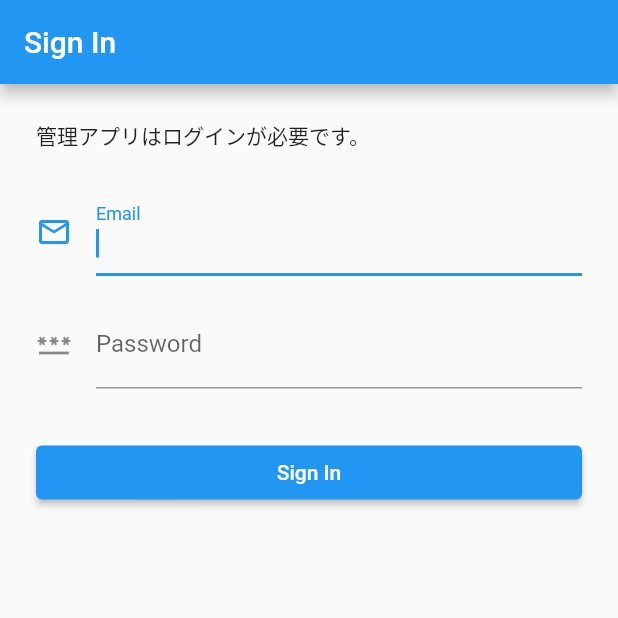
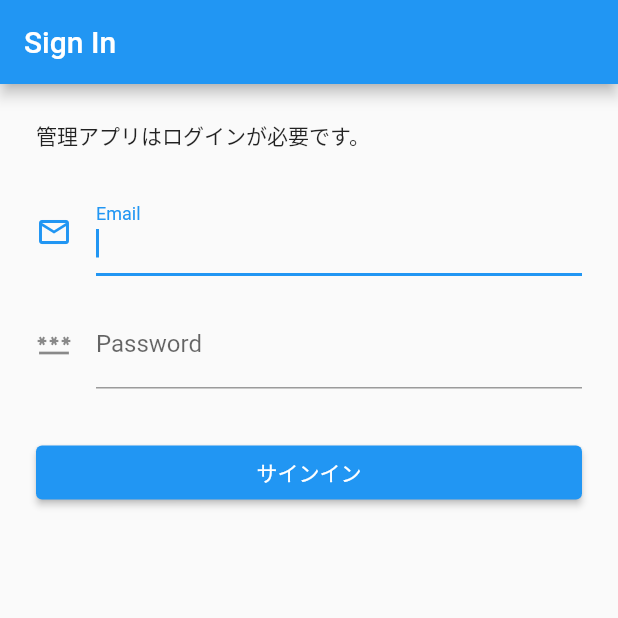
Before and after one commit to nitoclub/nito-flutter-app, a Flutter app: the screen it shows after launch, on a phone screen of 412 x 824 dp, the top half of it. Run offline on Flutter 3.47's test engine with Material 2 defaults, Android fonts, the phone set to English and light mode, and no system bars; our stand-ins replace flutter_dotenv, freezed_annotation, go_router, hooks_riverpod, plugin_platform_interface, supabase_flutter; accounts and stored records are empty.

Commit message:
:recycle: ログインフォーム部分をコンポーネントとして切り分け
ログインフォーム部分をコンポーネントとして切り分けました。

```diff
--- /dev/null
+++ b/app/feature/auth/lib/src/login/component/login_form.dart
@@ -0,0 +1,64 @@
+import 'package:flutter/material.dart';
+import 'package:nito_styleguide/nito_styleguide.dart';
+
+class LoginForm extends StatelessWidget {
+  const LoginForm({
+    super.key,
+    required this.isSignInProcessing,
+    required this.emailController,
+    required this.passwordController,
+    required this.onPasswordFieldSubmitted,
+    required this.onSignInButtonPressed,
+  });
+
+  final bool isSignInProcessing;
+  final TextEditingController emailController;
+  final TextEditingController passwordController;
+  final void Function() onPasswordFieldSubmitted;
+  final void Function() onSignInButtonPressed;
+
+  @override
+  Widget build(BuildContext context) {
+    return Column(
+      children: [
+        // メールアドレス入力欄
+        TextFormField(
+          controller: emailController,
+          decoration: const InputDecoration(
+            labelText: 'Email',
+            icon: Icon(NitoIcons.email),
+          ),
+          keyboardType: TextInputType.emailAddress,
+          autofocus: true,
+          textInputAction: TextInputAction.next,
+        ),
+
+        const NitoGap.heightX2(),
+
+        // パスワード入力欄
+        TextFormField(
+          controller: passwordController,
+          decoration: const InputDecoration(
+            labelText: 'Password',
+            icon: Icon(NitoIcons.password),
+          ),
+          keyboardType: TextInputType.visiblePassword,
+          obscureText: true,
+          textInputAction: TextInputAction.done,
+          onFieldSubmitted: (String? value) => onPasswordFieldSubmitted(),
+        ),
+
+        const NitoGap.heightX4(),
+
+        // サインインボタン
+        SizedBox(
+          width: double.infinity,
+          child: ElevatedButton(
+            onPressed: () => onSignInButtonPressed(),
+            child: Text(isSignInProcessing ? 'サインイン中です…' : 'サインイン'),
+          ),
+        ),
+      ],
+    );
+  }
+}
--- a/app/feature/auth/lib/src/login/login_page.dart
+++ b/app/feature/auth/lib/src/login/login_page.dart
@@ -1,5 +1,6 @@
 import 'package:flutter/material.dart';
 import 'package:hooks_riverpod/hooks_riverpod.dart';
+import 'package:nito_feature_auth/src/login/component/login_form.dart';
 import 'package:nito_feature_auth/src/login/login_page_controller.dart';
 import 'package:nito_styleguide/nito_styleguide.dart';
 
@@ -18,36 +19,16 @@ class LoginPage extends HookConsumerWidget {
         children: [
           const Text('管理アプリはログインが必要です。'),
           const NitoGap.heightX3(),
-          TextFormField(
-            controller: controller.emailController,
-            decoration: const InputDecoration(
-              labelText: 'Email',
-              icon: Icon(NitoIcons.email),
-            ),
-            keyboardType: TextInputType.emailAddress,
-            autofocus: true,
-            textInputAction: TextInputAction.next,
-          ),
-          const NitoGap.heightX2(),
-          TextFormField(
-            controller: controller.passwordController,
-            decoration: const InputDecoration(
-              labelText: 'Password',
-              icon: Icon(NitoIcons.password),
-            ),
-            keyboardType: TextInputType.visiblePassword,
-            obscureText: true,
-            textInputAction: TextInputAction.done,
-            onFieldSubmitted: (String? value) async {
+          LoginForm(
+            isSignInProcessing: state.isLoading,
+            emailController: controller.emailController,
+            passwordController: controller.passwordController,
+            onPasswordFieldSubmitted: () async {
               state.isLoading ? null : await controller.login();
             },
-          ),
-          const NitoGap.heightX4(),
-          ElevatedButton(
-            onPressed: () async {
-              state.isLoading ? null : controller.login();
+            onSignInButtonPressed: () async {
+              state.isLoading ? null : await controller.login();
             },
-            child: Text(state.isLoading ? 'Loading' : 'Sign In'),
           ),
         ],
       ),
```
